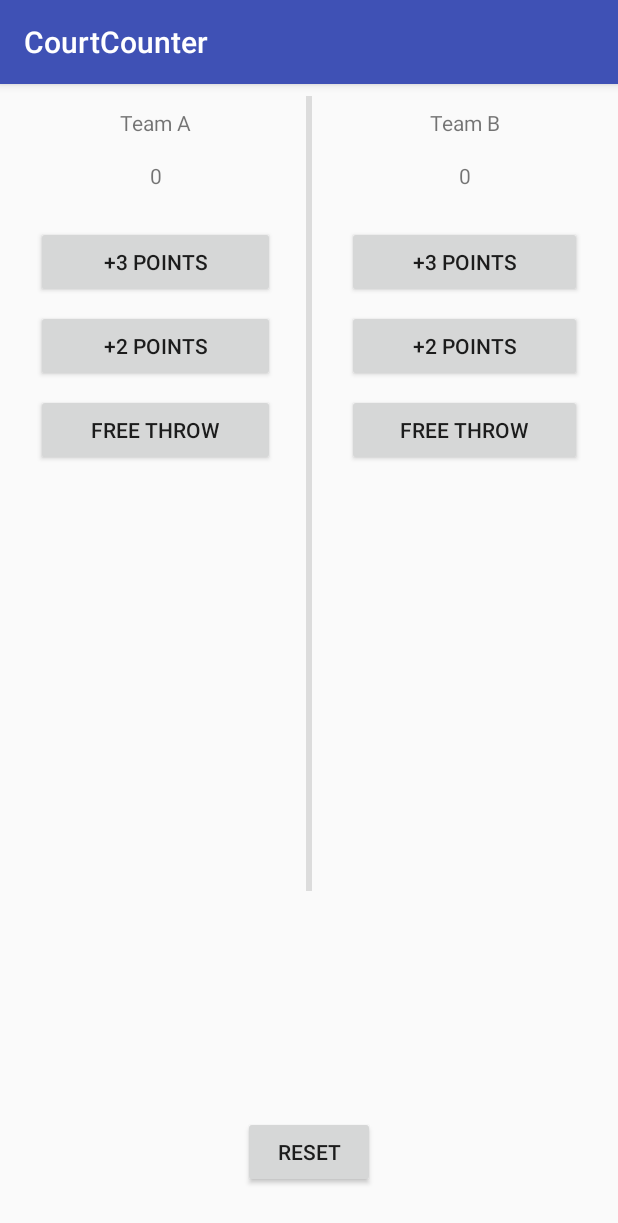
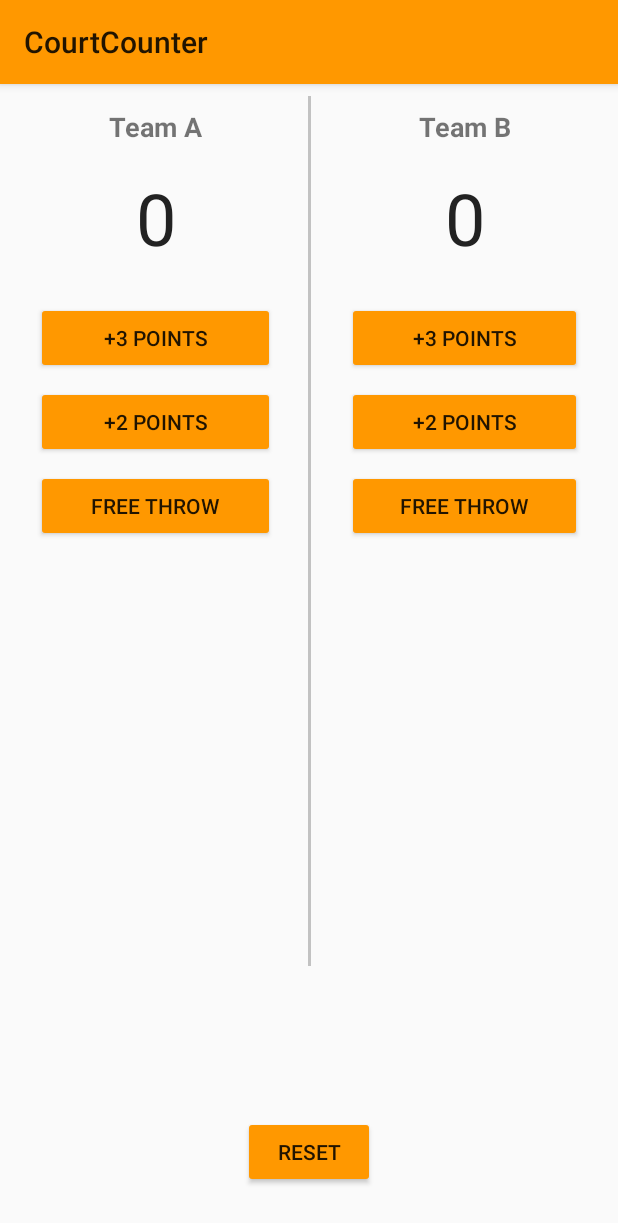
Before and after one commit to gustavoaz7/Android_Learning, an Android app: the screen it shows after launch (MainActivity), on a phone screen of 412 x 824 dp. Shown: the top 1223 px of the screen. Run offline under Robolectric (Android 15) with nearby library versions, the phone set to English and light mode, and no system bars.

Commit message:
Final layout

```diff
--- a/CourtCounter/app/src/main/res/layout/activity_main.xml
+++ b/CourtCounter/app/src/main/res/layout/activity_main.xml
@@ -13,6 +13,8 @@
         android:layout_height="wrap_content"
         android:layout_marginTop="16dp"
         android:text="Team A"
+        android:textSize="18sp"
+        android:textStyle="bold"
         app:layout_constraintEnd_toStartOf="@+id/guideline2"
         app:layout_constraintStart_toStartOf="parent"
         app:layout_constraintTop_toTopOf="parent" />
@@ -23,6 +25,8 @@
         android:layout_height="wrap_content"
         android:layout_marginTop="16dp"
         android:text="0"
+        android:textColor="#222"
+        android:textSize="48sp"
         app:layout_constraintEnd_toStartOf="@+id/guideline2"
         app:layout_constraintStart_toStartOf="parent"
         app:layout_constraintTop_toBottomOf="@+id/textView" />
@@ -77,6 +81,8 @@
         android:layout_marginStart="8dp"
         android:layout_marginTop="16dp"
         android:text="Team B"
+        android:textSize="18sp"
+        android:textStyle="bold"
         app:layout_constraintEnd_toEndOf="parent"
         app:layout_constraintStart_toStartOf="@+id/guideline2"
         app:layout_constraintTop_toTopOf="parent" />
@@ -89,6 +95,8 @@
         android:layout_marginStart="8dp"
         android:layout_marginTop="16dp"
         android:text="0"
+        android:textColor="#222"
+        android:textSize="48sp"
         app:layout_constraintEnd_toEndOf="parent"
         app:layout_constraintStart_toStartOf="@+id/guideline2"
         app:layout_constraintTop_toBottomOf="@+id/textView2" />
@@ -157,13 +165,13 @@
 
     <View
         android:id="@+id/divider"
-        android:layout_width="4dp"
+        android:layout_width="2dp"
         android:layout_height="0dp"
-        android:layout_marginBottom="150dp"
+        android:layout_marginBottom="100dp"
         android:layout_marginEnd="8dp"
         android:layout_marginStart="8dp"
         android:layout_marginTop="8dp"
-        android:background="?android:attr/listDivider"
+        android:background="#c2c2c2"
         app:layout_constraintBottom_toTopOf="@+id/button7"
         app:layout_constraintEnd_toEndOf="parent"
         app:layout_constraintStart_toStartOf="parent"
--- a/CourtCounter/app/src/main/res/values/colors.xml
+++ b/CourtCounter/app/src/main/res/values/colors.xml
@@ -1,6 +1,5 @@
 <?xml version="1.0" encoding="utf-8"?>
 <resources>
-    <color name="colorPrimary">#3F51B5</color>
-    <color name="colorPrimaryDark">#303F9F</color>
-    <color name="colorAccent">#FF4081</color>
+    <color name="colorPrimary">#FF9000</color>
+    <color name="colorButtonNormal">#FF9A49</color>
 </resources>
--- a/CourtCounter/app/src/main/res/values/styles.xml
+++ b/CourtCounter/app/src/main/res/values/styles.xml
@@ -1,11 +1,9 @@
 <resources>
-
     <!-- Base application theme. -->
-    <style name="AppTheme" parent="Theme.AppCompat.Light.DarkActionBar">
-        <!-- Customize your theme here. -->
-        <item name="colorPrimary">@color/colorPrimary</item>
-        <item name="colorPrimaryDark">@color/colorPrimaryDark</item>
-        <item name="colorAccent">@color/colorAccent</item>
+    <style name="AppTheme" parent="Theme.AppCompat.Light">
+        <!-- Primary theme color of the app (sets background color of app bar) -->
+        <item name="colorPrimary">#FF9800</item>
+        <!-- Background color of buttons in the app -->
+        <item name="colorButtonNormal">#FF9800</item>
     </style>
-
 </resources>
```
